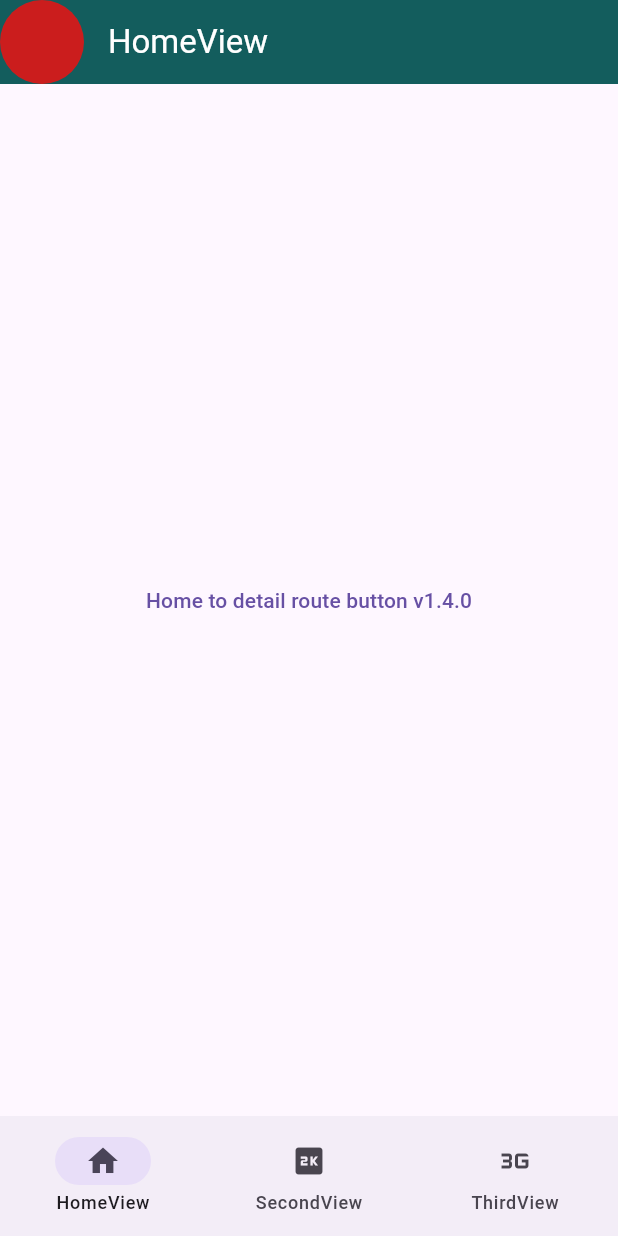
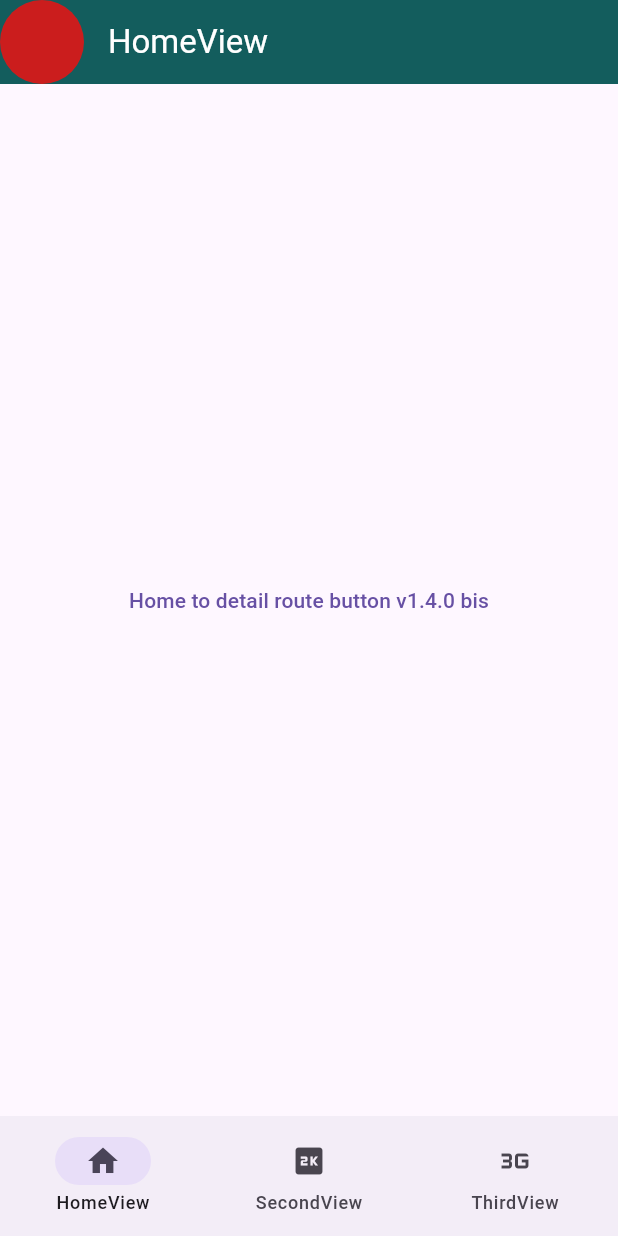
Before and after one commit to Slupshi/poc_navigation, a Flutter app: the screen it shows after launch, on a phone screen of 412 x 824 dp. Run offline on Flutter 3.47's test engine with Material 3 defaults, Android fonts, the light colour scheme and no system bars; our stand-ins replace go_router.

Commit message:
1.4.0 bis

```diff
--- a/lib/screens/home_view.dart
+++ b/lib/screens/home_view.dart
@@ -12,7 +12,7 @@ class HomeView extends StatelessWidget {
       hasLeadingAvatar: true,
       body: Center(
         child: TextButton(
-          child: const Text("Home to detail route button v1.4.0"),
+          child: const Text("Home to detail route button v1.4.0 bis"),
           onPressed: () => const HomeDetailViewRouteData(id: 456).go(context),
         ),
       ),
```
